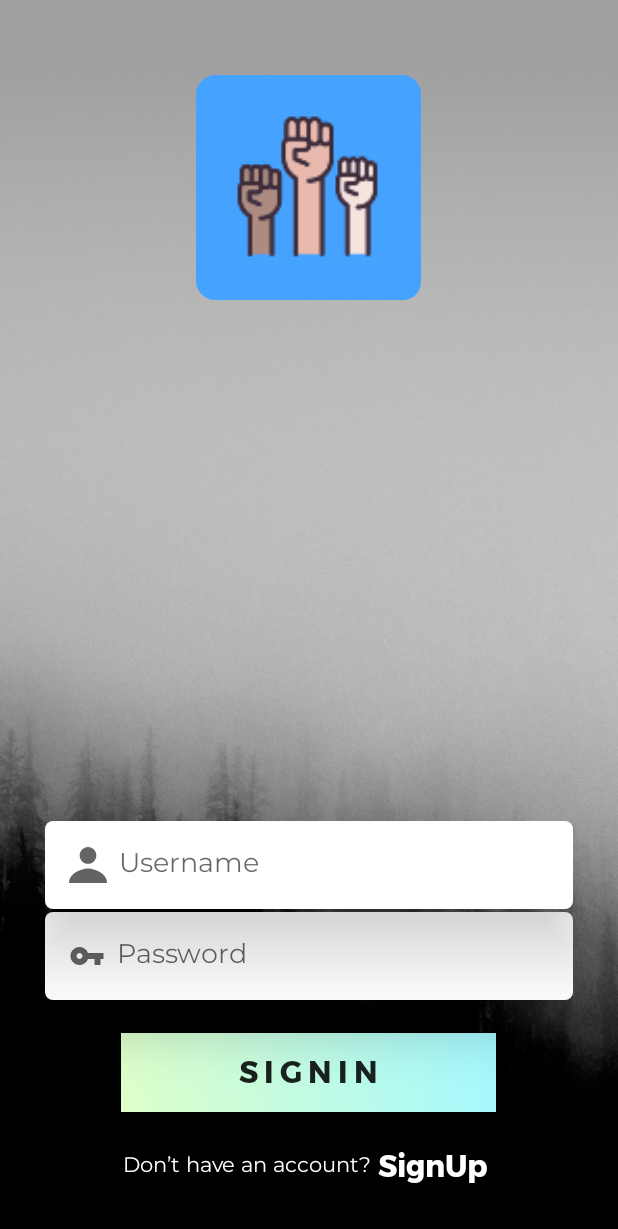
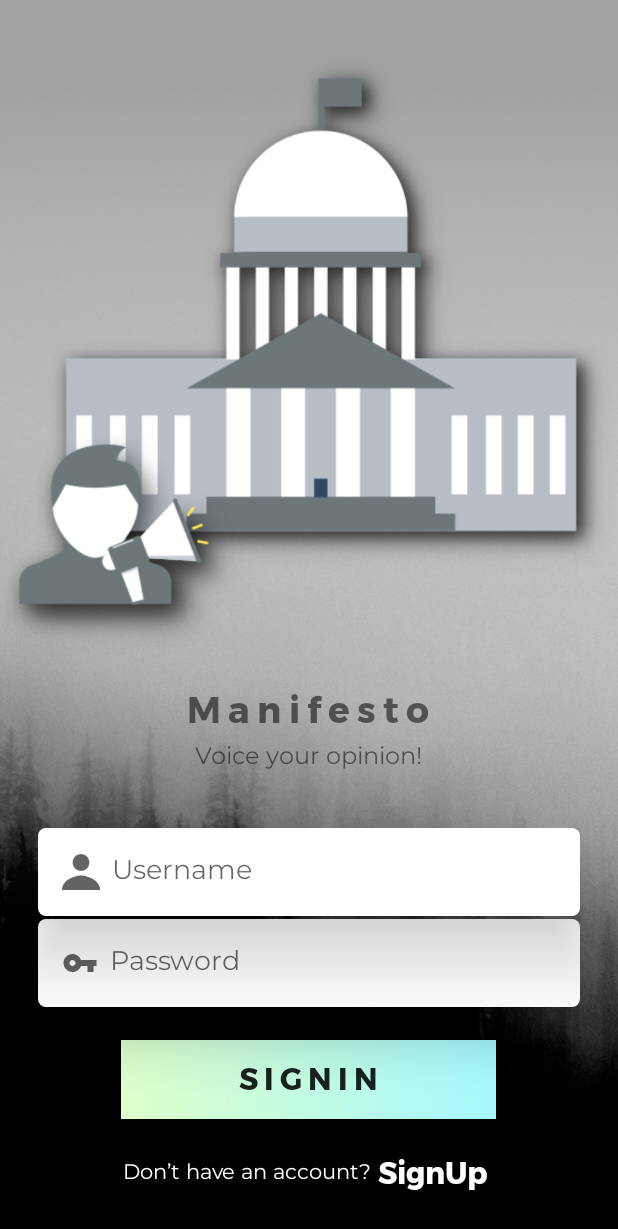
Before and after one commit to raj-subhankar/hackathon-android, an Android app: the screen it shows after launch (LoginActivity), on a phone screen of 412 x 824 dp. Shown: the top 1229 px of the screen. Run offline under Robolectric (Android 15) with nearby library versions, the phone set to English and light mode, and no system bars; our stand-ins replace data binding; libraries missing offline, so code that uses them is left out: com.pixplicity.easyprefs; 4 statements that could not run were skipped.

Commit message:
register backpressed issue fix - manifesto login page revamp

```diff
--- a/app/src/main/java/com/webviander/hackathonapp/view/LoginActivity.kt
+++ b/app/src/main/java/com/webviander/hackathonapp/view/LoginActivity.kt
@@ -1,5 +1,7 @@
 package com.webviander.hackathonapp.view
 
+import android.content.Context
+import android.content.Intent
 import android.databinding.DataBindingUtil
 import android.os.Bundle
 import android.support.v7.app.AppCompatActivity
@@ -36,4 +38,10 @@ class LoginActivity : AppCompatActivity(), Observer {
         Log.d("update", "called")
     }
 
+    companion object {
+        fun getIntent(context: Context) : Intent {
+            return Intent(context,LoginActivity::class.java)
+        }
+    }
+
 }
--- a/app/src/main/java/com/webviander/hackathonapp/view/RegisterActivity.kt
+++ b/app/src/main/java/com/webviander/hackathonapp/view/RegisterActivity.kt
@@ -49,7 +49,7 @@ class RegisterActivity : AppCompatActivity(), Observer {
         if (p0 is RegisterViewModel) {
             p1?.let {
                 if (p1 == p0.backPressedTag) {
-                    startActivity(FeedActivity.getIntent(this))
+                    startActivity(LoginActivity.getIntent(this))
                     finish()
                 }
             }
--- a/app/src/main/java/com/webviander/hackathonapp/viewmodel/AddFeedViewModel.kt
+++ b/app/src/main/java/com/webviander/hackathonapp/viewmodel/AddFeedViewModel.kt
@@ -24,6 +24,7 @@ class AddFeedViewModel(val context: Context) : Observable() {
     val savePostTag = "SAVE_POST"
 
     var postBody: ObservableField<String> = ObservableField("")
+    var postTitle: ObservableField<String> = ObservableField("")
 
     fun onBackClick(view: View) {
 //        setChanged()
@@ -43,7 +44,7 @@ class AddFeedViewModel(val context: Context) : Observable() {
         Log.d("addPostApi", "$lat $lng")
         val userId = Prefs.getString(PreferenceUtil.USERID, null)
         userId?.let {
-            ApiFactory().createFeedsService().addPost(userId, "Some Sample title", postBody.get(), lat, lng).enqueue(object : Callback<AddPostModel> {
+            ApiFactory().createFeedsService().addPost(userId, postTitle.get(), postBody.get(), lat, lng).enqueue(object : Callback<AddPostModel> {
                 override fun onResponse(call: Call<AddPostModel>?, response: Response<AddPostModel>?) {
                     Log.d("onResponse", "called ${response?.body()} ${call?.request()?.url()}")
                     context.startActivity(FeedActivity.getIntent(context))
--- a/app/src/main/res/layout/activity_login.xml
+++ b/app/src/main/res/layout/activity_login.xml
@@ -8,20 +8,45 @@
             type="com.webviander.hackathonapp.viewmodel.LoginViewModel" />
     </data>
 
-    <FrameLayout
+    <LinearLayout
         android:layout_width="match_parent"
         android:layout_height="match_parent"
+        android:orientation="vertical"
         android:background="@drawable/login_bg">
 
-        <ImageView
-            android:layout_width="150dp"
-            android:layout_height="150dp"
-            android:layout_gravity="center|top"
-            android:layout_marginTop="50dp"
-            android:contentDescription="@string/app_icon_content_description"
-            android:focusable="true"
-            android:focusableInTouchMode="true"
-            android:src="@mipmap/ic_launcher" />
+        <LinearLayout
+            android:layout_width="match_parent"
+            android:layout_height="wrap_content"
+            android:gravity="center"
+            android:layout_marginTop="25dp"
+            android:layout_weight="1"
+            android:orientation="vertical">
+
+            <ImageView
+                android:layout_width="wrap_content"
+                android:layout_height="wrap_content"
+                android:layout_weight="1"
+                android:contentDescription="@string/app_icon_content_description"
+                android:focusable="true"
+                android:focusableInTouchMode="true"
+                android:src="@drawable/manifesto_transparent" />
+
+            <TextView
+                android:layout_width="wrap_content"
+                android:layout_height="wrap_content"
+                android:fontFamily="@font/montserrat_bold"
+                android:letterSpacing="0.2"
+                android:text="Manifesto"
+                android:textSize="24sp" />
+
+            <TextView
+                android:layout_width="wrap_content"
+                android:layout_height="wrap_content"
+                android:layout_marginBottom="10dp"
+                android:fontFamily="@font/montserrat"
+                android:text="Voice your opinion!"
+                android:textSize="16sp" />
+        </LinearLayout>
 
         <LinearLayout
             android:layout_width="match_parent"
@@ -29,7 +54,7 @@
             android:layout_gravity="bottom"
             android:gravity="center"
             android:orientation="vertical"
-            android:padding="30dp"
+            android:padding="25dp"
             android:text="Hello World!">
 
 
@@ -41,8 +66,8 @@
                 android:background="@drawable/rectangle_while_background"
                 android:drawablePadding="8dp"
                 android:drawableStart="@drawable/ic_username"
+                android:elevation="30dp"
                 android:fontFamily="@font/montserrat"
-                android:elevation="30dp"
                 android:hint="@string/username"
                 android:inputType="textPersonName"
                 android:nextFocusDown="@id/password"
@@ -111,5 +136,5 @@
 
             </LinearLayout>
         </LinearLayout>
-    </FrameLayout>
+    </LinearLayout>
 </layout>
--- a/app/src/main/res/layout/feed_list_item.xml
+++ b/app/src/main/res/layout/feed_list_item.xml
@@ -109,7 +109,7 @@
                         android:ellipsize="end"
                         android:fontFamily="@font/montserrat"
                         android:lineSpacingExtra="4dp"
-                        android:lines="@{viewModel.getLinesCount}"
+                        android:maxLines="@{viewModel.getLinesCount}"
                         android:text="@{viewModel.postBody}"
                         tools:text="Some sample post body Some sample post body Some sample post body Some sample post body Some sample post body Some sample post body " />
                 </LinearLayout>
```
Also changed, not shown: app/src/main/java/com/webviander/hackathonapp/viewmodel/FeedItemViewModel.kt (+4 -4 lines), app/src/main/res/layout/activity_add_feed.xml (+12 -1 lines), app/src/main/res/drawable/manifesto_square.png (added), app/src/main/res/drawable/manifesto_transparent.png (added).
